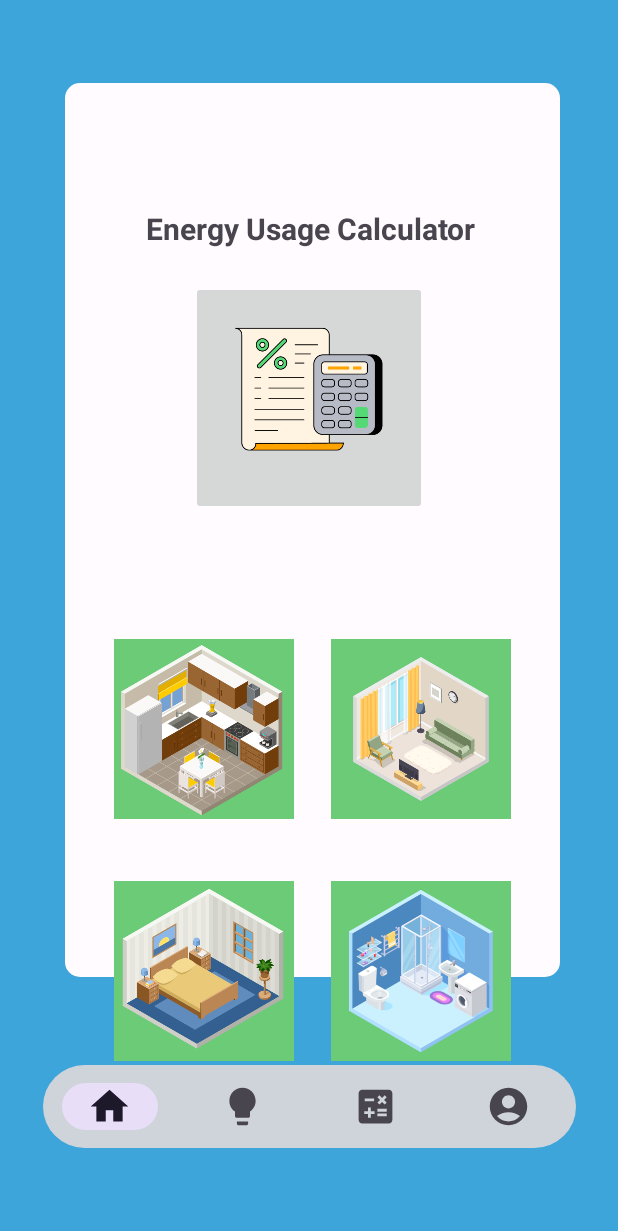
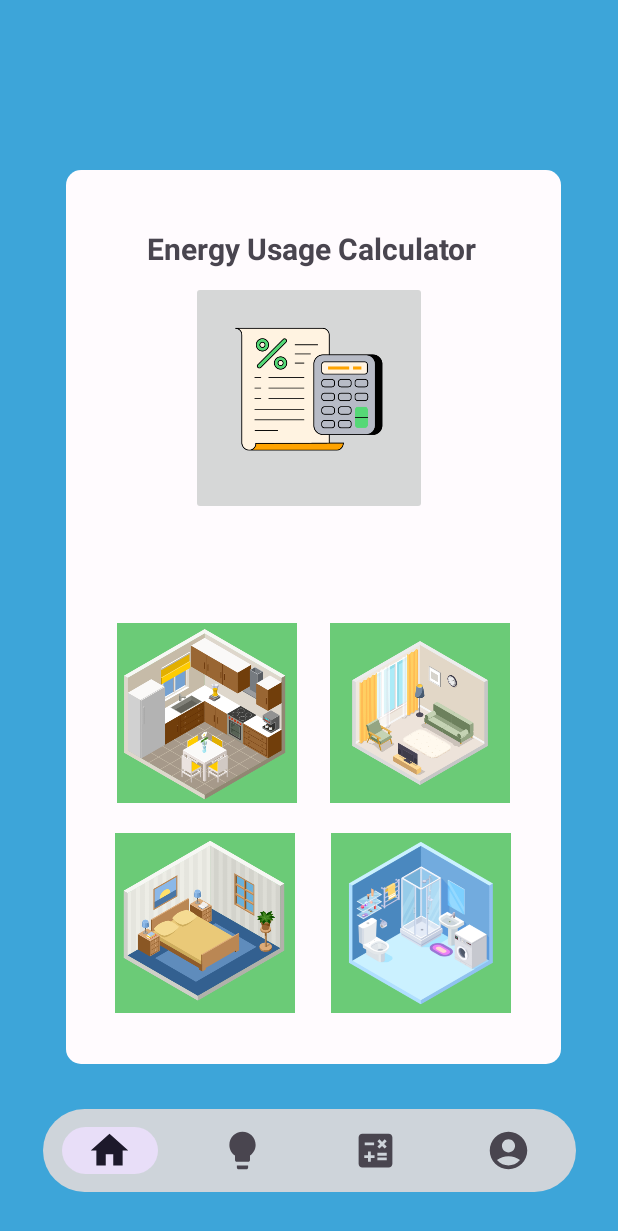
Before and after one commit to Nurin97/EnergyEfficiencyAppV3, an Android app: the screen it shows after launch (MainActivity), on a phone screen of 412 x 824 dp. Shown: the top 1231 px of the screen. Run offline under Robolectric (Android 15) with nearby library versions, the light colour scheme and no system bars; Roboto replaces fonts that are not available here.

Commit message:
The second commit..

```diff
--- a/app/src/main/res/layout/activity_main.xml
+++ b/app/src/main/res/layout/activity_main.xml
@@ -13,14 +13,12 @@
         android:layout_width="330dp"
         android:layout_height="596dp"
         android:layout_marginStart="5dp"
-        android:layout_marginTop="55dp"
         android:background="@drawable/background_radius"
         app:layout_constraintBottom_toBottomOf="parent"
         app:layout_constraintEnd_toEndOf="parent"
-        app:layout_constraintHorizontal_bias="0.494"
         app:layout_constraintStart_toStartOf="parent"
         app:layout_constraintTop_toTopOf="parent"
-        app:layout_constraintVertical_bias="0.0" />
+        app:layout_constraintVertical_bias="0.496" />
 
     <TextView
         android:id="@+id/textView7"
@@ -72,18 +70,18 @@
         android:layout_width="120dp"
         android:layout_height="120dp"
         android:adjustViewBounds="true"
+
         android:background="@color/Green"
-
         android:contentDescription="@string/kitchen_speakable_text"
         android:maxWidth="150dp"
         android:maxHeight="150dp"
         android:scaleType="centerCrop"
-        app:layout_constraintBottom_toBottomOf="parent"
-        app:layout_constraintEnd_toEndOf="parent"
-        app:layout_constraintHorizontal_bias="0.261"
-        app:layout_constraintStart_toStartOf="parent"
-        app:layout_constraintTop_toTopOf="parent"
-        app:layout_constraintVertical_bias="0.605"
+        app:layout_constraintBottom_toBottomOf="@+id/layoutTable"
+        app:layout_constraintEnd_toEndOf="@+id/layoutTable"
+        app:layout_constraintHorizontal_bias="0.161"
+        app:layout_constraintStart_toStartOf="@+id/layoutTable"
+        app:layout_constraintTop_toTopOf="@+id/layoutTable"
+        app:layout_constraintVertical_bias="0.634"
         app:srcCompat="@drawable/kitchen" />
 
     <ImageButton
@@ -97,31 +95,31 @@
         android:maxWidth="150dp"
         android:maxHeight="150dp"
         android:scaleType="fitCenter"
-        app:layout_constraintBottom_toBottomOf="parent"
-        app:layout_constraintEnd_toEndOf="parent"
-        app:layout_constraintHorizontal_bias="0.756"
-        app:layout_constraintStart_toStartOf="parent"
-        app:layout_constraintTop_toTopOf="parent"
-        app:layout_constraintVertical_bias="0.605"
+        app:layout_constraintBottom_toBottomOf="@+id/layoutTable"
+        app:layout_constraintEnd_toEndOf="@+id/layoutTable"
+        app:layout_constraintHorizontal_bias="0.838"
+        app:layout_constraintStart_toStartOf="@+id/layoutTable"
+        app:layout_constraintTop_toTopOf="@+id/layoutTable"
+        app:layout_constraintVertical_bias="0.634"
         app:srcCompat="@drawable/livingroom" />
 
     <ImageButton
         android:id="@+id/bedroom"
         android:layout_width="120dp"
         android:layout_height="120dp"
+
         android:adjustViewBounds="true"
         android:background="@color/Green"
-
         android:contentDescription="@string/bedroom_speakable_text"
         android:maxWidth="150dp"
         android:maxHeight="150dp"
         android:scaleType="fitCenter"
-        app:layout_constraintBottom_toBottomOf="parent"
-        app:layout_constraintEnd_toEndOf="parent"
-        app:layout_constraintHorizontal_bias="0.261"
-        app:layout_constraintStart_toStartOf="parent"
-        app:layout_constraintTop_toTopOf="parent"
-        app:layout_constraintVertical_bias="0.834"
+        app:layout_constraintBottom_toBottomOf="@+id/layoutTable"
+        app:layout_constraintEnd_toEndOf="@+id/layoutTable"
+        app:layout_constraintHorizontal_bias="0.157"
+        app:layout_constraintStart_toStartOf="@+id/layoutTable"
+        app:layout_constraintTop_toTopOf="@+id/layoutTable"
+        app:layout_constraintVertical_bias="0.928"
         app:srcCompat="@drawable/bedroom" />
 
     <ImageButton
@@ -135,14 +133,13 @@
         android:maxWidth="150dp"
         android:maxHeight="150dp"
         android:scaleType="fitCenter"
-        app:layout_constraintBottom_toBottomOf="parent"
-        app:layout_constraintEnd_toEndOf="parent"
-        app:layout_constraintHorizontal_bias="0.756"
-        app:layout_constraintStart_toStartOf="parent"
-        app:layout_constraintTop_toTopOf="parent"
-        app:layout_constraintVertical_bias="0.834"
+        app:layout_constraintBottom_toBottomOf="@+id/layoutTable"
+        app:layout_constraintEnd_toEndOf="@+id/layoutTable"
+        app:layout_constraintHorizontal_bias="0.842"
+        app:layout_constraintStart_toStartOf="@+id/layoutTable"
+        app:layout_constraintTop_toTopOf="@+id/layoutTable"
+        app:layout_constraintVertical_bias="0.928"
         app:srcCompat="@drawable/bathroom" />
 
 
-
 </androidx.constraintlayout.widget.ConstraintLayout>
```
Also changed, not shown: app/src/main/java/com/example/energyefficiencyappv3/ApplianceCalculator2.java (+31 -2 lines), app/src/main/res/layout/activity_appliance_calculator2.xml (+21 -11 lines), app/src/main/res/values/strings.xml (+13 -1 lines).
